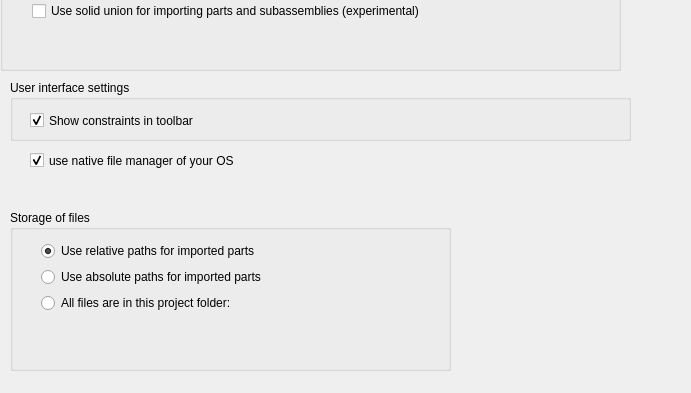
The window that GuiA2p/Resources/ui/a2p_prefs.ui (kbwbe/A2plus) describes before a commit, drawn with Qt 5; both pictures show x 0 to 691 and y 400 to 793 of the 691 by 793 pixel window.
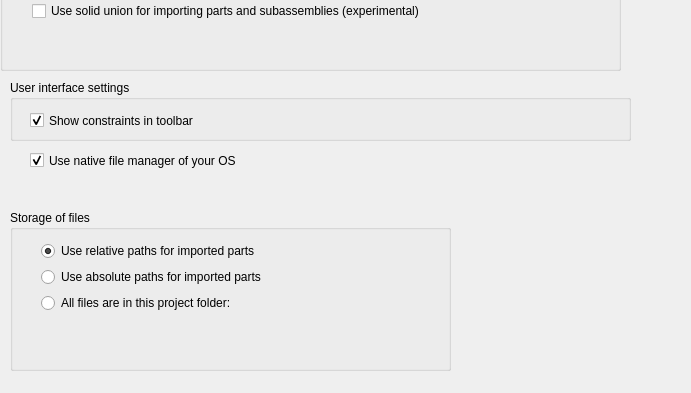
The same window after the commit. Custom widgets are drawn as their Qt base class.

```diff
--- a/GuiA2p/Resources/ui/a2p_prefs.ui
+++ b/GuiA2p/Resources/ui/a2p_prefs.ui
@@ -418,7 +418,7 @@
     </rect>
    </property>
    <property name="text">
-    <string>use native file manager of your OS</string>
+    <string>Use native file manager of your OS</string>
    </property>
    <property name="checked">
     <bool>true</bool>
```
